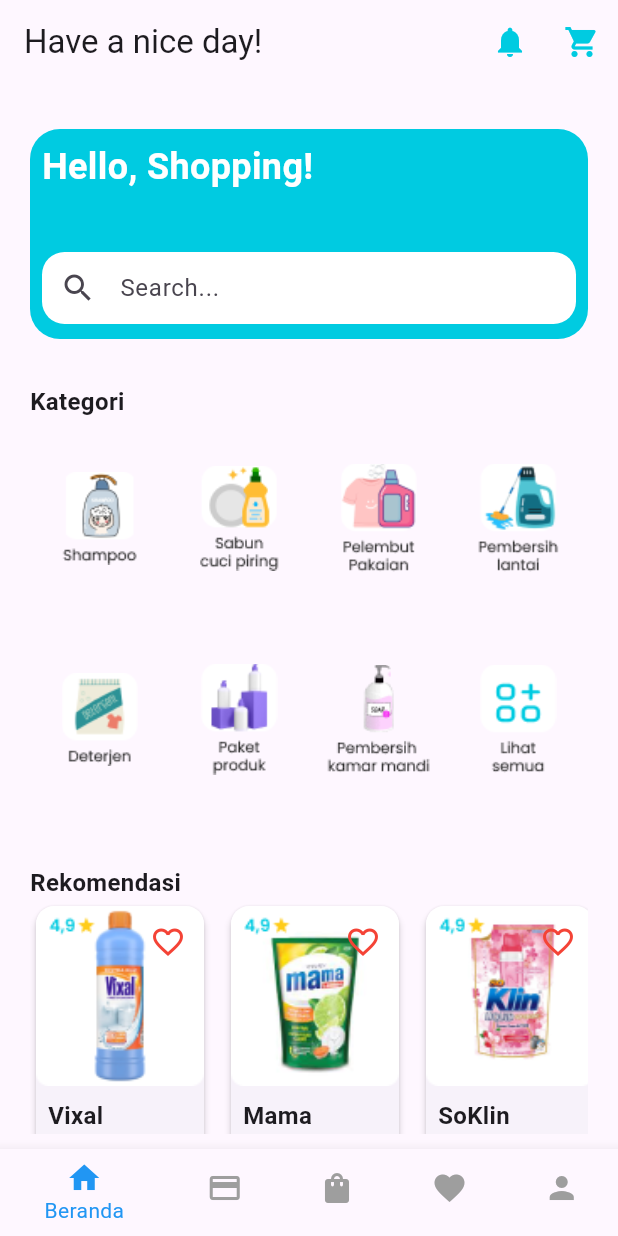
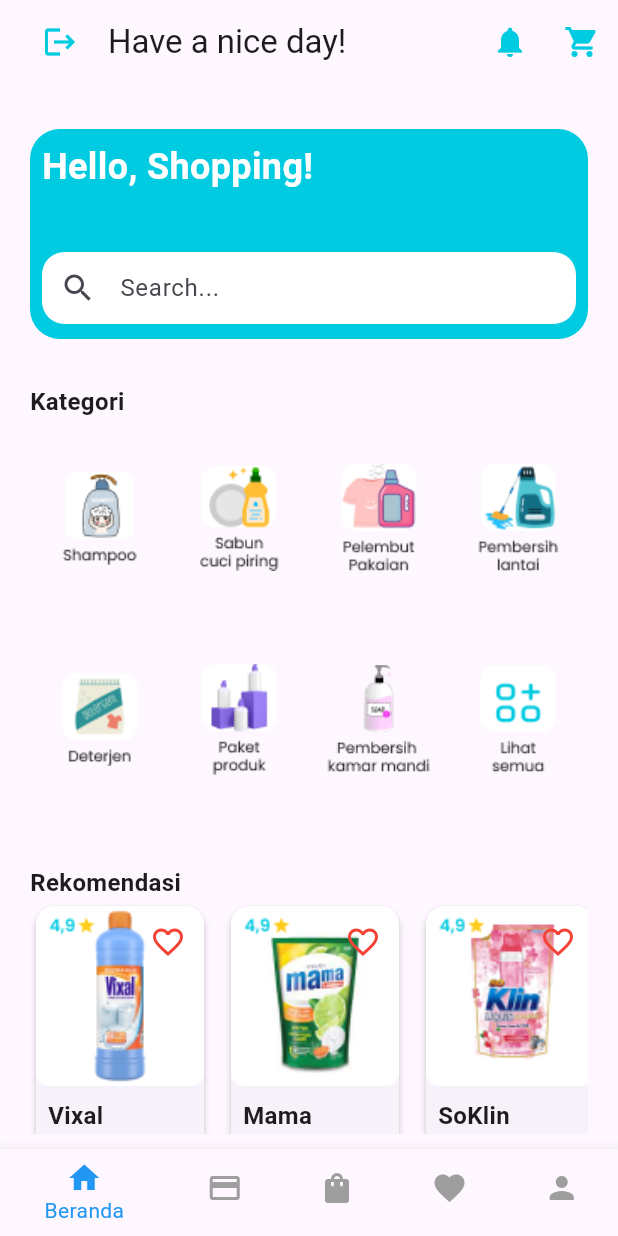
Before and after one commit to TubesPPB-SpotlessStore/E-Commerce, a Flutter app: the screen it shows once a user with an empty profile is signed in, on a phone screen of 412 x 824 dp. Run offline on Flutter 3.47's test engine with Material 3 defaults, Android fonts, the phone set to English and light mode, and no system bars; our stand-ins replace bloc, firebase_auth, firebase_core, flutter_bloc; accounts and stored records are empty.

Commit message:
add logout

```diff
--- a/lib/screens/home_screen.dart
+++ b/lib/screens/home_screen.dart
@@ -16,6 +16,17 @@
     return Scaffold(
       appBar: AppBar(
         title: const Text('Have a nice day!'),
+        leading: Padding(
+          padding: const EdgeInsets.only(left: 20.0),
+          child: IconButton(
+            icon: const Icon(Icons.logout),
+            color: const Color.fromRGBO(0, 203, 225, 1),
+            onPressed: () {
+              Navigator.pushNamedAndRemoveUntil(
+                  context, rLogin, (route) => false);
+            },
+          ),
+        ),
         actions: [
           IconButton(
             onPressed: () {
```
